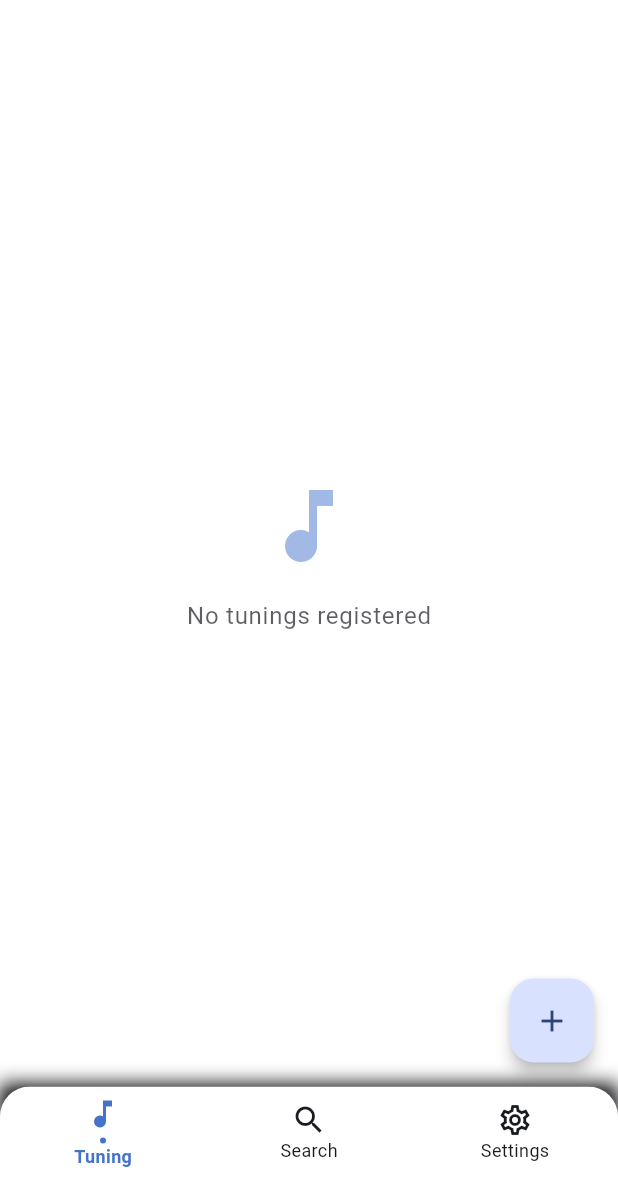
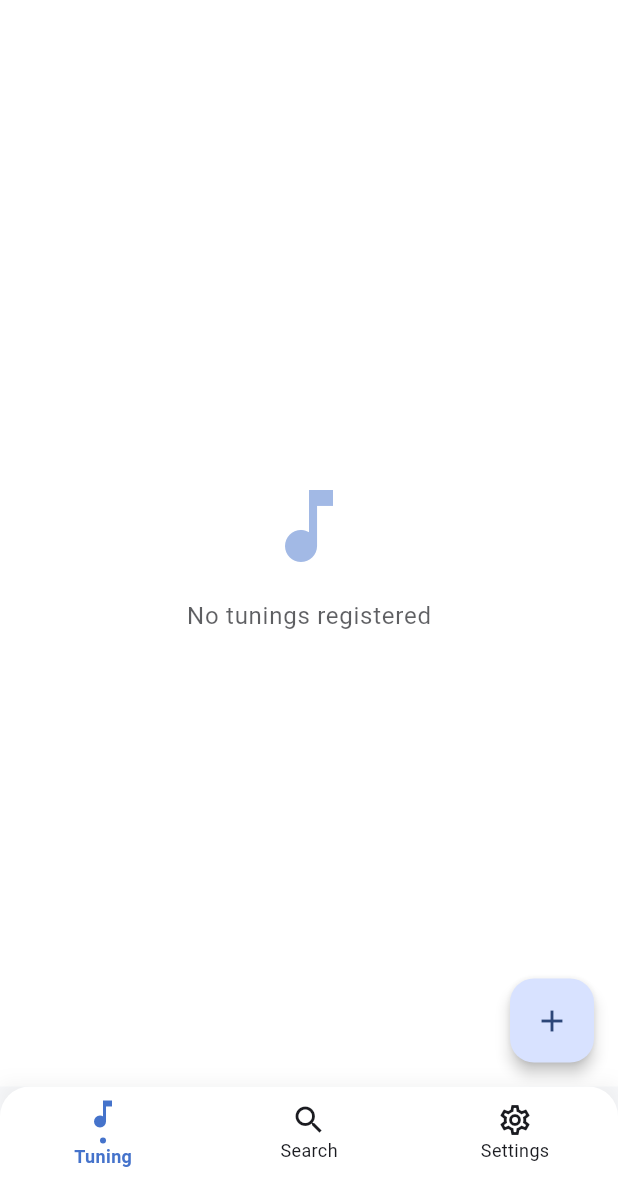
Before and after one commit to kabikira/tune_chord_sample, a Flutter app: the screen it shows after launch, on a phone screen of 412 x 824 dp, the part 58-1236 px from its top. Run offline on Flutter 3.47's test engine with Material 3 defaults, Android fonts, the light colour scheme and no system bars; our stand-ins replace drift, flutter_hooks, gap, go_router, hooks_riverpod, logger and 1 more; missing offline and left inert: sqlite3; accounts and stored records are empty; generated files the repository leaves out were written again.

Commit message:
fix withValues修正

```diff
--- a/lib/src/pages/navBar/nav_bar.dart
+++ b/lib/src/pages/navBar/nav_bar.dart
@@ -17,7 +17,7 @@ class ScaffoldWithNavBar extends HookWidget {
         decoration: BoxDecoration(
           boxShadow: [
             BoxShadow(
-              color: Colors.black.withValues(alpha: 13),
+              color: Colors.black.withValues(alpha: 0.05),
               blurRadius: 10,
               offset: const Offset(0, -2),
             ),
```
